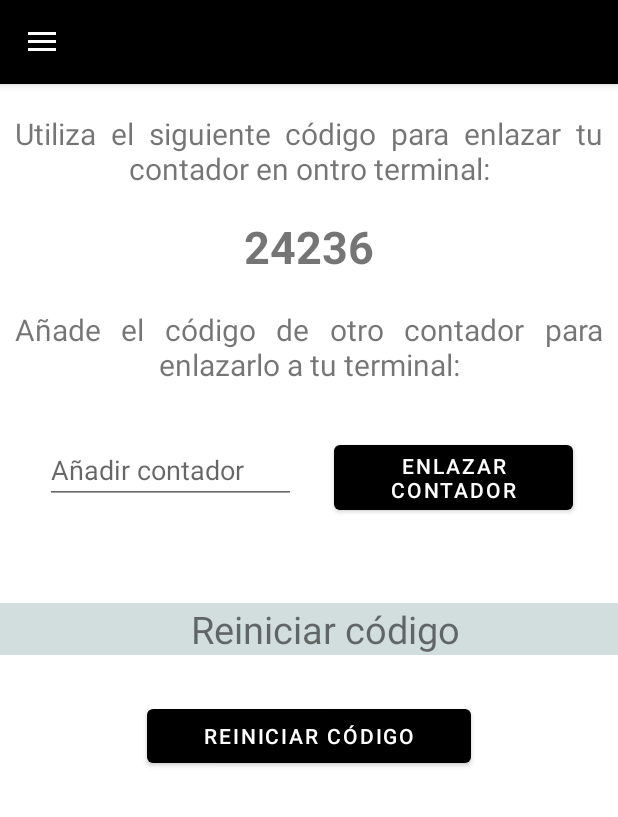
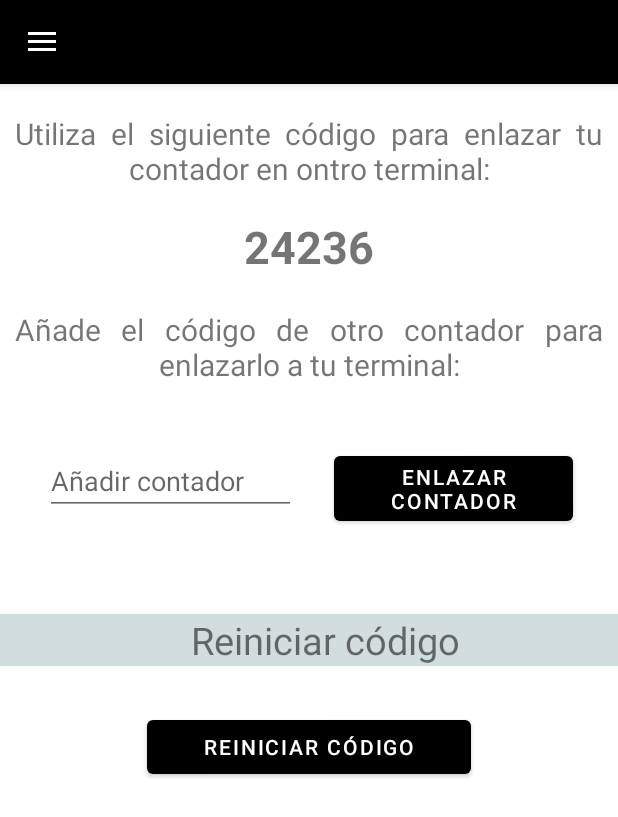
Before and after one commit to BraisBarboza/Portinas, an Android app: the fragment CodeFragment placed in its activity, on a phone screen of 412 x 824 dp. Shown: the top 817 px of the screen. Run offline under Robolectric (Android 15) with nearby library versions, the phone set to English and light mode, and no system bars; our stand-ins replace ButterKnife, Firebase (no records; nobody signed in at launch, a user with empty details on screens opened directly).

Commit message:
"Fallos visuales"

```diff
--- a/app/src/main/res/layout/fragment_code.xml
+++ b/app/src/main/res/layout/fragment_code.xml
@@ -49,7 +49,7 @@
         android:layout_below="@+id/link_title"
         android:layout_alignParentStart="true"
         android:layout_marginStart="30dp"
-        android:layout_marginTop="34dp"
+        android:layout_marginTop="41dp"
         android:layout_marginEnd="25dp"
         android:layout_toStartOf="@+id/link_but"
         android:hint="@string/link_et"
@@ -62,7 +62,7 @@
         android:layout_height="wrap_content"
         android:layout_below="@+id/link_title"
         android:layout_alignParentEnd="true"
-        android:layout_marginTop="34dp"
+        android:layout_marginTop="41dp"
         android:layout_marginEnd="30dp"
         android:text="@string/link_but"></Button>
 
```
